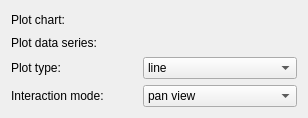
Before: the Qt Designer form Libs/MRML/Widgets/Resources/UI/qMRMLPlotViewControllerWidget.ui in Slicer/SlicerGitSVNArchive, drawn with Qt 5.
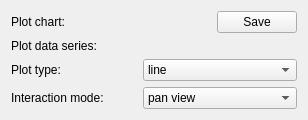
After: the same form once the commit is applied. Icons and pictures are not drawn. Custom widgets are drawn as their Qt base class.

Commit message: ENH: add save a SVG button on plot controller

Patch:
```diff
--- a/Libs/MRML/Widgets/Resources/UI/qMRMLPlotViewControllerWidget.ui
+++ b/Libs/MRML/Widgets/Resources/UI/qMRMLPlotViewControllerWidget.ui
@@ -17,6 +17,8 @@
    <item row="1" column="0">
     <layout class="QGridLayout" name="contentLayout">
      <item row="0" column="1">
+      <layout class="QHBoxLayout" name="hboxLayout">
+        <item>
       <widget class="qMRMLNodeComboBox" name="plotChartComboBox">
        <property name="toolTip">
         <string>Select the PlotChartNode which handles the general Properties of the Plot and allow to select multiple PlotSeriesNodes.</string>
@@ -39,6 +41,18 @@
         <bool>true</bool>
        </property>
       </widget>
+        </item>
+        <item>
+          <widget class="QPushButton" name="savePushButton">
+           <property name="toolTip">
+            <string>Save plot as SVG file</string>
+           </property>
+           <property name="text">
+            <string>Save</string>
+           </property>
+          </widget>
+        </item>
+      </layout>
      </item>
      <item row="1" column="1">
       <widget class="qMRMLCheckableNodeComboBox" name="plotSeriesComboBox">
```
Lines whose indentation alone changed are shown as unchanged. The commit also changes 2 other files.
